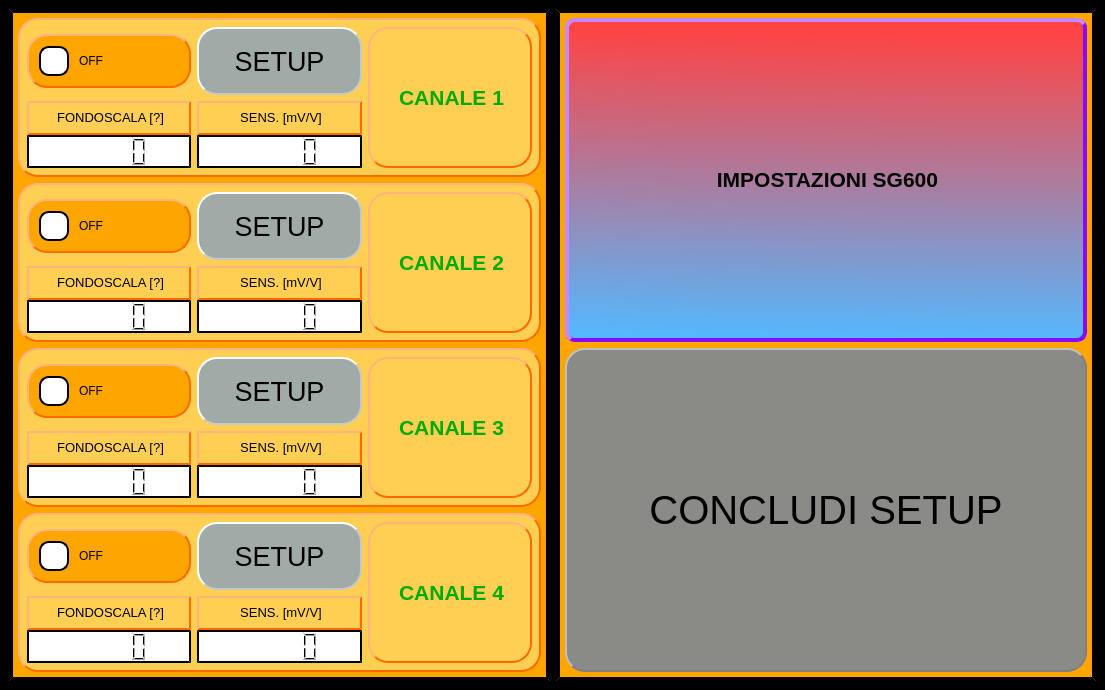
Old version of the form Qt Creator/QT_Finestra_#2.ui in the repository Mixer97/tesi_triennale.
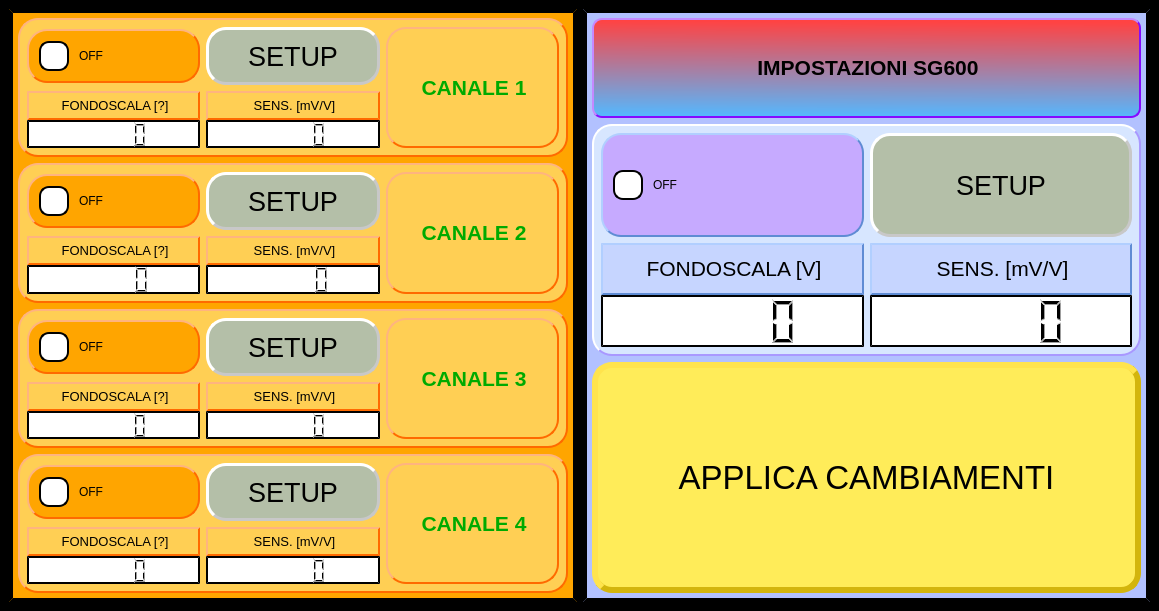
New version of the form.

Commit message: step creazione finsestra di dialogo per setup CH1

The edit to the form file:
```diff
--- a/Qt Creator/QT_Finestra_#2.ui
+++ b/Qt Creator/QT_Finestra_#2.ui
@@ -6,8 +6,8 @@
    <rect>
     <x>0</x>
     <y>0</y>
-    <width>1105</width>
-    <height>690</height>
+    <width>1159</width>
+    <height>611</height>
    </rect>
   </property>
   <property name="windowTitle">
@@ -107,9 +107,9 @@
                 </property>
                 <property name="styleSheet">
                  <string notr="true">QWidget {
-	background-color:rgb(160, 171, 168); 
+	background-color:rgb(180, 191, 168); 
 	border-style: outset;
-    border-width: 2px;
+    border-width: 3px;
     border-color:rgb(200, 200, 200);
 	border-radius: 20px;
 }
@@ -317,9 +317,9 @@
                 </property>
                 <property name="styleSheet">
                  <string notr="true">QWidget {
-	background-color:rgb(160, 171, 168); 
+	background-color:rgb(180, 191, 168); 
 	border-style: outset;
-    border-width: 2px;
+    border-width: 3px;
     border-color:rgb(200, 200, 200);
 	border-radius: 20px;
 }
@@ -527,9 +527,9 @@
                 </property>
                 <property name="styleSheet">
                  <string notr="true">QWidget {
-	background-color:rgb(160, 171, 168); 
+	background-color:rgb(180, 191, 168); 
 	border-style: outset;
-    border-width: 2px;
+    border-width: 3px;
     border-color:rgb(200, 200, 200);
 	border-radius: 20px;
 }
@@ -737,9 +737,9 @@
                 </property>
                 <property name="styleSheet">
                  <string notr="true">QWidget {
-	background-color:rgb(160, 171, 168); 
+	background-color:rgb(180, 191, 168); 
 	border-style: outset;
-    border-width: 2px;
+    border-width: 3px;
     border-color:rgb(200, 200, 200);
 	border-radius: 20px;
 }
@@ -898,18 +898,18 @@
        <widget class="QWidget" name="widget_2" native="true">
         <property name="styleSheet">
          <string notr="true">QWidget {
-	background-color:orange; 
+	background-color: rgb(178, 193, 255);
 	border-style: outset;
     border-width: 4px;
     border-color: black;
 }
 </string>
         </property>
-        <layout class="QGridLayout" name="gridLayout_26">
-         <item row="2" column="0">
+        <layout class="QGridLayout" name="gridLayout">
+         <item row="4" column="0" colspan="2">
           <layout class="QGridLayout" name="gridLayout_27">
-           <item row="0" column="0">
-            <widget class="QPushButton" name="pushButton">
+           <item row="1" column="0">
+            <widget class="QPushButton" name="pushButton_concludi_setup">
              <property name="sizePolicy">
               <sizepolicy hsizetype="Minimum" vsizetype="Ignored">
                <horstretch>0</horstretch>
@@ -918,15 +918,15 @@
              </property>
              <property name="font">
               <font>
-               <pointsize>30</pointsize>
+               <pointsize>25</pointsize>
               </font>
              </property>
              <property name="styleSheet">
               <string notr="true">QWidget {
-	background-color:rgb(138, 139, 135); 
+	background-color: rgb(255, 236, 89);
 	border-style: outset;
-    border-width: 2px;
-    border-color: grey;
+    border-width: 6px;
+	border-color: rgb(211, 181, 13);
 	border-style: outset;
 	border-radius: 20px;
 }
@@ -936,22 +936,252 @@
 </string>
              </property>
              <property name="text">
-              <string>CONCLUDI SETUP</string>
+              <string>APPLICA CAMBIAMENTI</string>
              </property>
             </widget>
            </item>
+           <item row="0" column="0">
+            <widget class="QWidget" name="widget" native="true">
+             <property name="styleSheet">
+              <string notr="true">QWidget {
+	background-color: rgb(215, 230, 255);
+	border-style: outset;
+    border-width: 2px;
+	border-color: rgb(169, 152, 255);
+	border-radius: 20px;
+}</string>
+             </property>
+             <layout class="QGridLayout" name="gridLayout_12">
+              <item row="1" column="0">
+               <layout class="QGridLayout" name="gridLayout_2">
+                <property name="horizontalSpacing">
+                 <number>7</number>
+                </property>
+                <property name="verticalSpacing">
+                 <number>0</number>
+                </property>
+                <item row="0" column="0">
+                 <widget class="QLabel" name="label_CHSG600">
+                  <property name="styleSheet">
+                   <string notr="true">QLabel {
+    border: 2px solid black;
+    border-radius: 0px;
+	background-color: rgb(198, 213, 255);
+	border-style: outset;
+    border-width: 2px;
+	border-color: rgb(95, 140, 212);
+}
+QLabel{
+	color: rgb(0,0,0);
+}
+</string>
+                  </property>
+                  <property name="text">
+                   <string>&lt;html&gt;&lt;head/&gt;&lt;body&gt;&lt;p align=&quot;center&quot;&gt;&lt;span style=&quot; font-size:16pt;&quot;&gt;FONDOSCALA [V]&lt;/span&gt;&lt;/p&gt;&lt;/body&gt;&lt;/html&gt;</string>
+                  </property>
+                  <property name="textFormat">
+                   <enum>Qt::RichText</enum>
+                  </property>
+                 </widget>
+                </item>
+                <item row="1" column="0">
+                 <widget class="QLCDNumber" name="lcdNumber_fondoscala_CHSG600">
+                  <property name="styleSheet">
+                   <string notr="true">QWidget {
+	background-color:white; 
+	border-style: outset;
+    border-width: 2px;
+    border-color: black;
+	border-radius: 0px;
+}
+QLCDNumber{
+	color: rgb(0,0,0);
+}
+</string>
+                  </property>
+                 </widget>
+                </item>
+               </layout>
+              </item>
+              <item row="0" column="0">
+               <layout class="QGridLayout" name="gridLayout_10">
+                <item row="0" column="0">
+                 <widget class="QCheckBox" name="checkBox_CHSG600">
+                  <property name="sizePolicy">
+                   <sizepolicy hsizetype="Minimum" vsizetype="Preferred">
+                    <horstretch>0</horstretch>
+                    <verstretch>0</verstretch>
+                   </sizepolicy>
+                  </property>
+                  <property name="cursor">
+                   <cursorShape>PointingHandCursor</cursorShape>
+                  </property>
+                  <property name="styleSheet">
+                   <string notr="true">QCheckBox {
+    spacing: 10px;
+	color: rgb(0, 0, 0);
+	background-color: rgb(198, 170, 255);
+	padding: 10px;
+	font: 700 12pt &quot;Segoe UI&quot;;
+	border-style: outset;
+    border-width: 2px;
+	border-color: rgb(95, 140, 212);
+	border-radius: 20px;
+}
+
+QCheckBox::checked {
+	background-color: rgb(198, 213, 255);
+}
+
+QCheckBox::indicator {
+    width: 26px;
+    height: 26px;
+	Background-color: green;
+	border-width: 2px;
+    border-radius: 10px;
+    border-color: black;
+    border-style: outset;
+}
+
+QCheckBox::indicator:unchecked {
+	width: 26px;
+    height: 26px;
+	Background-color: white;
+	border-width: 2px;
+    border-radius: 10px;
+    border-color: black;
+    border-style: outset;
+}
+
+
+</string>
+                  </property>
+                  <property name="text">
+                   <string>OFF</string>
+                  </property>
+                 </widget>
+                </item>
+               </layout>
+              </item>
+              <item row="0" column="2">
+               <layout class="QGridLayout" name="gridLayout_11">
+                <item row="0" column="0">
+                 <widget class="QPushButton" name="pushButton_setup_CHSG600">
+                  <property name="maximumSize">
+                   <size>
+                    <width>20000</width>
+                    <height>20000</height>
+                   </size>
+                  </property>
+                  <property name="font">
+                   <font>
+                    <pointsize>20</pointsize>
+                    <italic>false</italic>
+                    <bold>false</bold>
+                    <underline>false</underline>
+                   </font>
+                  </property>
+                  <property name="cursor">
+                   <cursorShape>PointingHandCursor</cursorShape>
+                  </property>
+                  <property name="styleSheet">
+                   <string notr="true">QWidget {
+	background-color:rgb(180, 191, 168); 
+	border-style: outset;
+    border-width: 3px;
+    border-color:rgb(200, 200, 200);
+	border-radius: 20px;
+}
+QPushButton{
+	color: rgb(0,0,0);
+}</string>
+                  </property>
+                  <property name="text">
+                   <string>SETUP</string>
+                  </property>
+                 </widget>
+                </item>
+               </layout>
+              </item>
+              <item row="1" column="2">
+               <layout class="QGridLayout" name="gridLayout_5">
+                <property name="verticalSpacing">
+                 <number>0</number>
+                </property>
+                <item row="0" column="0">
+                 <widget class="QLabel" name="label_sensCHSG600">
+                  <property name="styleSheet">
+                   <string notr="true">QLabel {
+    border: 2px solid black;
+    border-radius: 0px;
+	background-color: rgb(198, 213, 255);
+	border-style: outset;
+    border-width: 2px;
+	border-color: rgb(95, 140, 212);
+}
+QLabel{
+	color: rgb(0,0,0);
+}
+</string>
+                  </property>
+                  <property name="text">
+                   <string>&lt;html&gt;&lt;head/&gt;&lt;body&gt;&lt;p align=&quot;center&quot;&gt;&lt;span style=&quot; font-size:16pt;&quot;&gt;SENS. [mV/V]&lt;/span&gt;&lt;/p&gt;&lt;/body&gt;&lt;/html&gt;</string>
+                  </property>
+                  <property name="textFormat">
+                   <enum>Qt::RichText</enum>
+                  </property>
+                 </widget>
+                </item>
+                <item row="1" column="0">
+                 <widget class="QLCDNumber" name="lcdNumber_sens_CHSG600">
+                  <property name="minimumSize">
+                   <size>
+                    <width>0</width>
+                    <height>0</height>
+                   </size>
+                  </property>
+                  <property name="styleSheet">
+                   <string notr="true">QWidget {
+	background-color:white; 
+	border-style: outset;
+    border-width: 2px;
+    border-color: black;
+	border-radius: 0px;
+}
+QLCDNumber{
+	color: rgb(0,0,0);
+}
+</string>
+                  </property>
+                 </widget>
+                </item>
+               </layout>
+              </item>
+             </layout>
+            </widget>
+           </item>
           </layout>
          </item>
-         <item row="0" column="0">
-          <layout class="QGridLayout" name="gridLayout_25">
-           <item row="0" column="0">
-            <widget class="QLabel" name="label_3">
-             <property name="styleSheet">
-              <string notr="true">QLabel{
+         <item row="0" column="0" colspan="2">
+          <widget class="QLabel" name="label_Impost_SG600">
+           <property name="sizePolicy">
+            <sizepolicy hsizetype="Preferred" vsizetype="Expanding">
+             <horstretch>0</horstretch>
+             <verstretch>0</verstretch>
+            </sizepolicy>
+           </property>
+           <property name="maximumSize">
+            <size>
+             <width>16777215</width>
+             <height>100</height>
+            </size>
+           </property>
+           <property name="styleSheet">
+            <string notr="true">QLabel{
 	color: rgb(0,0,0);
 	background-color: rgb(32, 151, 255);
 	border-style: outset;
-    border-width: 4px;
+    border-width: 2px;
     border-color: rgb(133, 10, 255);
 	border-radius: 10px;
 	background: 
@@ -959,22 +1189,14 @@
 qlineargradient(spread:pad, x1:0.502, y1:0, x2:0.479, y2:1, stop:0.028169 rgba(255, 67, 67, 255), stop:1 rgba(84, 184, 255, 255))
 }
 </string>
-             </property>
-             <property name="text">
-              <string>&lt;html&gt;&lt;head/&gt;&lt;body&gt;&lt;p align=&quot;center&quot;&gt;&lt;span style=&quot; font-size:16pt; font-weight:700;&quot;&gt;IMPOSTAZIONI SG600&lt;/span&gt;&lt;/p&gt;&lt;/body&gt;&lt;/html&gt;</string>
-             </property>
-             <property name="textFormat">
-              <enum>Qt::RichText</enum>
-             </property>
-            </widget>
-           </item>
-           <item row="1" column="0">
-            <layout class="QGridLayout" name="gridLayout_29"/>
-           </item>
-          </layout>
-         </item>
-         <item row="1" column="0">
-          <layout class="QGridLayout" name="gridLayout_28"/>
+           </property>
+           <property name="text">
+            <string>&lt;html&gt;&lt;head/&gt;&lt;body&gt;&lt;p align=&quot;center&quot;&gt;&lt;span style=&quot; font-size:16pt; font-weight:700;&quot;&gt;IMPOSTAZIONI SG600&lt;/span&gt;&lt;/p&gt;&lt;/body&gt;&lt;/html&gt;</string>
+           </property>
+           <property name="textFormat">
+            <enum>Qt::RichText</enum>
+           </property>
+          </widget>
          </item>
         </layout>
        </widget>
```
Left out of the diff: 3 changed lines with no effect on the pictures. The commit also changes 8 other files.
